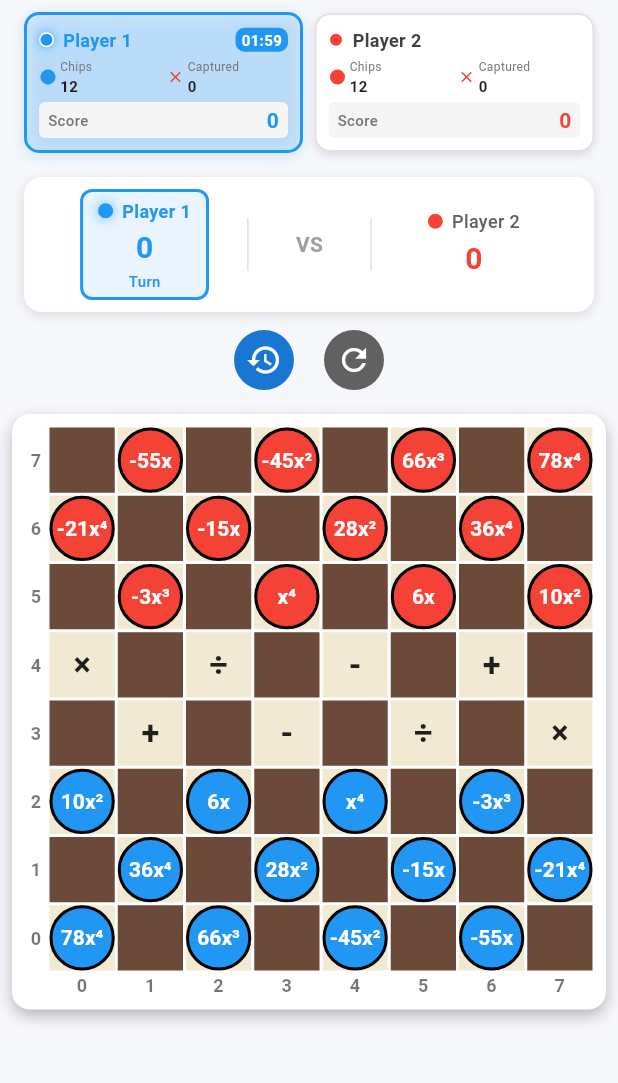
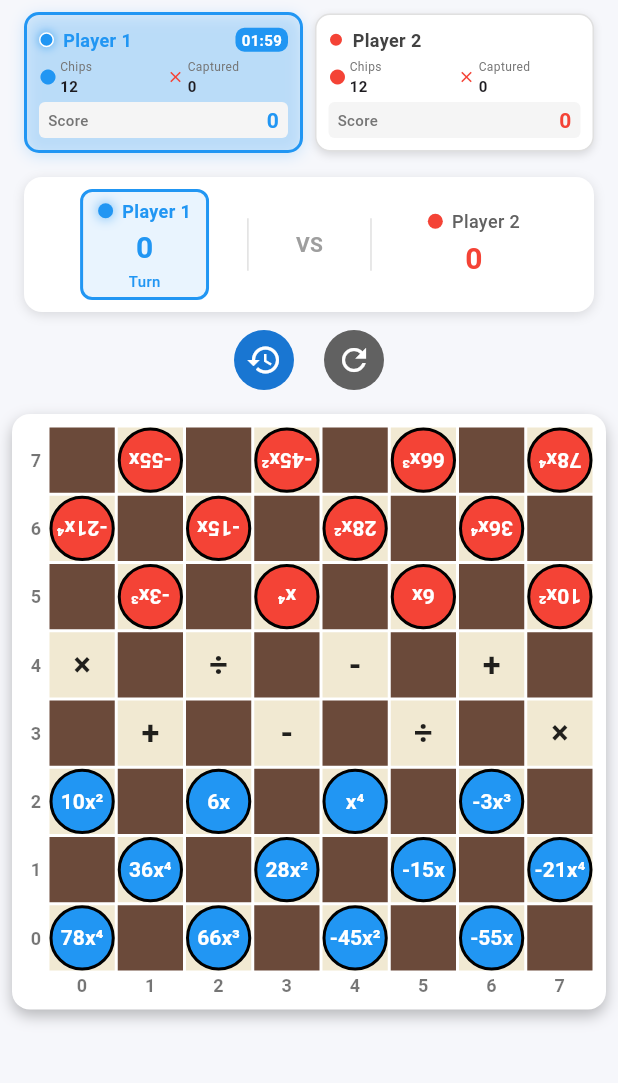
Before and after one commit to oneironaut1997/dervative-damath-app, a Flutter app: the GameScreen screen opened directly with empty values, on a phone screen of 412 x 824 dp, the part 84-1167 px from its top. Run offline on Flutter 3.47's test engine with Material 3 defaults, Android fonts, the phone set to English and light mode, and no system bars; our stand-ins replace audioplayers.

Commit message:
fix: hot-fix

```diff
--- a/lib/widgets/chip_widget.dart
+++ b/lib/widgets/chip_widget.dart
@@ -16,21 +16,18 @@ class ChipWidget extends StatelessWidget {
     final Color borderColor = isDama ? Colors.amber : Colors.black;
     final double borderWidth = isDama ? 3.0 : 2.0;
 
-    return Container(
-      width: chipSize,
-      height: chipSize,
-      decoration: BoxDecoration(
-        color: chip.owner == 1 ? Colors.blue : Colors.red,
-        shape: BoxShape.circle, // Make the chip circular
-        border: Border.all(color: borderColor, width: borderWidth),
-      ),
-      alignment: Alignment.center,
-      child: Stack(
+    // Determine if this is player 2's chip (for upside-down label)
+    final bool isPlayer2 = chip.owner == 2;
+
+    // Build the chip content (polynomial expression and optional crown)
+    Widget chipContent = Stack(
       alignment: Alignment.center,
       children: [
         // The polynomial expression
         FittedBox(
           fit: BoxFit.scaleDown, // Ensures text is scaled to fit the available space
+          child: RotatedBox(
+            quarterTurns: isPlayer2 ? 2 : 0, // Rotate 180 degrees for player 2
             child: RichText(
               textAlign: TextAlign.center,
               text: TextSpan(
@@ -40,6 +37,7 @@ class ChipWidget extends StatelessWidget {
                   fontSize: 14, // Base font size
                 ),
                 children: _formatPolynomial(chip.terms),
+              ),
             ),
           ),
         ),
@@ -55,7 +53,18 @@ class ChipWidget extends StatelessWidget {
             ),
           ),
       ],
+    );
+
+    return Container(
+      width: chipSize,
+      height: chipSize,
+      decoration: BoxDecoration(
+        color: chip.owner == 1 ? Colors.blue : Colors.red,
+        shape: BoxShape.circle, // Make the chip circular
+        border: Border.all(color: borderColor, width: borderWidth),
       ),
+      alignment: Alignment.center,
+      child: chipContent,
     );
   }
 
--- a/lib/widgets/game_board.dart
+++ b/lib/widgets/game_board.dart
@@ -370,8 +370,13 @@ class _GameBoardState extends State<GameBoard> {
 
     // Toggle board rotation in PvP mode when turn switches
     if (currentPlayer != previousPlayer && !mustContinueCapturing && widget.mode == 'PvP') {
-      setState(() {
-        _boardRotation = gameLogic.currentPlayer == 1 ? 0 : 180;
+      // Add 1 second delay before rotating the board
+      Future.delayed(const Duration(seconds: 1), () {
+        if (mounted) {
+          setState(() {
+            _boardRotation = gameLogic.currentPlayer == 1 ? 0 : 180;
+          });
+        }
       });
     }
 
```
Lines whose indentation alone changed are shown as unchanged.
